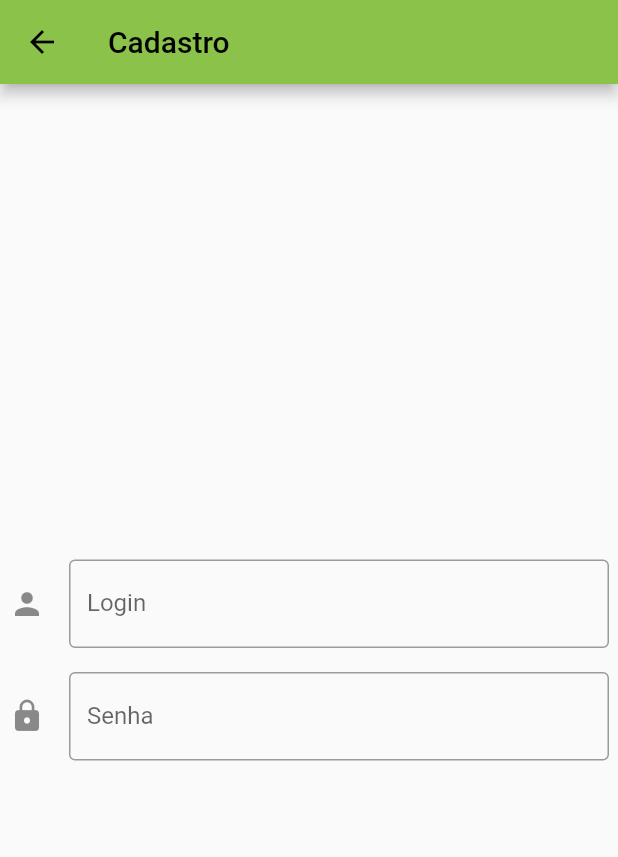
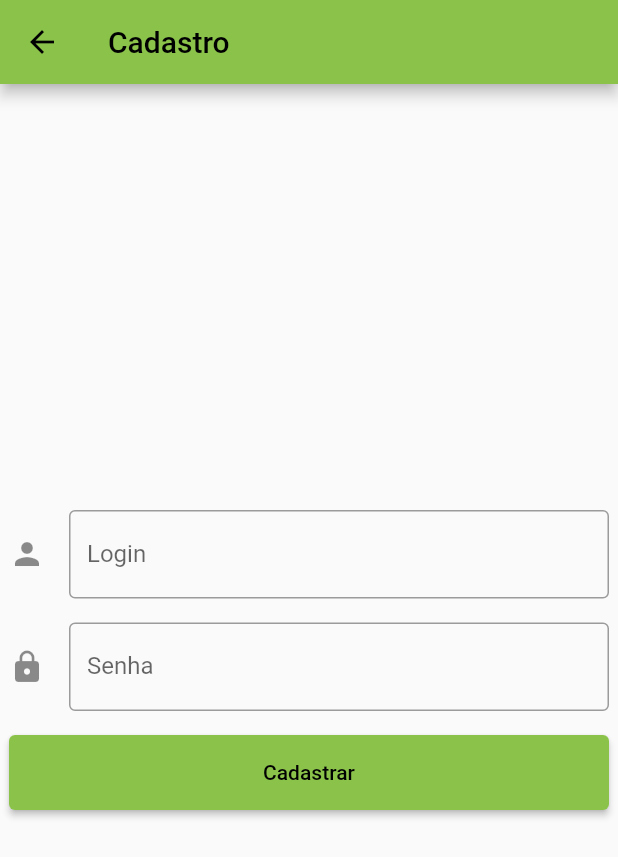
Before and after one commit to BrenoRobertDiogo/Find-he-r, a Flutter app: the TelaCadastro screen opened directly, on a phone screen of 412 x 824 dp. Shown: the top 857 px of the screen. Run offline on Flutter 3.47's test engine with Material 2 defaults, Android fonts, the phone set to English and light mode, and no system bars; our stand-ins replace firebase_core, firebase_database, percent_indicator; accounts and stored records are empty.

Commit message:
cadastro usuario

```diff
--- a/lib/TelaCadastro.dart
+++ b/lib/TelaCadastro.dart
@@ -2,8 +2,9 @@ export 'TelaCadastro.dart';
 
 import 'package:flutter/cupertino.dart';
 import 'package:flutter/material.dart';
-
 import 'TelaLogin.dart';
+import 'package:firebase_database/firebase_database.dart';
+import 'package:uuid/uuid.dart';
 
 class TelaCadastro extends StatefulWidget {
   const TelaCadastro({Key? key, required this.title}) : super(key: key);
@@ -14,6 +15,20 @@ class TelaCadastro extends StatefulWidget {
 }
 
 class _TelaCadastroState extends State<TelaCadastro> {
+  final login = TextEditingController();
+  final senha = TextEditingController();
+
+  var uuid = const Uuid();
+
+  // Generate a v1 (time-based) id
+
+  void salvaPessoa() {
+    var idUsuario = uuid.v1();
+    DatabaseReference novoUsuario =
+        FirebaseDatabase.instance.reference().child(idUsuario);
+    novoUsuario.set({"login": login.text, "senha": senha.text});
+  }
+
   @override
   Widget build(BuildContext context) {
     return Scaffold(
@@ -21,32 +36,40 @@ class _TelaCadastroState extends State<TelaCadastro> {
       body: Center(
         child: Column(
           mainAxisAlignment: MainAxisAlignment.center,
-          children: const [
+          children: [
             SizedBox(
               width: 400,
               child: TextField(
-                // controller: Text,
-                decoration: InputDecoration(
+                controller: login,
+                decoration: const InputDecoration(
                     labelText: 'Login',
                     border: OutlineInputBorder(),
                     icon: Icon(Icons.person),
                     hintText: 'Informe seu login'),
               ),
             ),
-            SizedBox(
+            const SizedBox(
               height: 16,
             ),
             SizedBox(
               width: 400,
               child: TextField(
-                // controller: Text,
+                controller: senha,
                 obscureText: true,
-                decoration: InputDecoration(
+                decoration: const InputDecoration(
                     labelText: 'Senha',
                     border: OutlineInputBorder(),
                     icon: Icon(Icons.lock),
                     hintText: 'Informe sua senha'),
               ),
+            ),
+            const SizedBox(
+              height: 16,
+            ),
+            ElevatedButton(
+              style: ElevatedButton.styleFrom(fixedSize: const Size(400, 50)),
+              child: const Text('Cadastrar'),
+              onPressed: salvaPessoa,
             ),
           ],
         ),
--- a/lib/TelaConfigsConta.dart
+++ b/lib/TelaConfigsConta.dart
@@ -14,9 +14,6 @@ class _TelaConfigsContaState extends State<TelaConfigsConta> {
   bool editing = false;
 
   void modoEditar() {
-    DatabaseReference testRef =
-        FirebaseDatabase.instance.reference().child("test");
-    testRef.set({"usuario": "kkkkkkkkkkkkkkkkkkk"});
     setState(() {
       editing = !editing;
     });
--- a/pubspec.yaml
+++ b/pubspec.yaml
@@ -31,6 +31,7 @@ dependencies:
     sdk: flutter
   firebase_core: ^1.17.1
   firebase_database: ^9.0.15
+  uuid: ^3.0.6
 
   # The following adds the Cupertino Icons font to your application.
   # Use with the CupertinoIcons class for iOS style icons.
```
Also changed, not shown: pubspec.lock.
